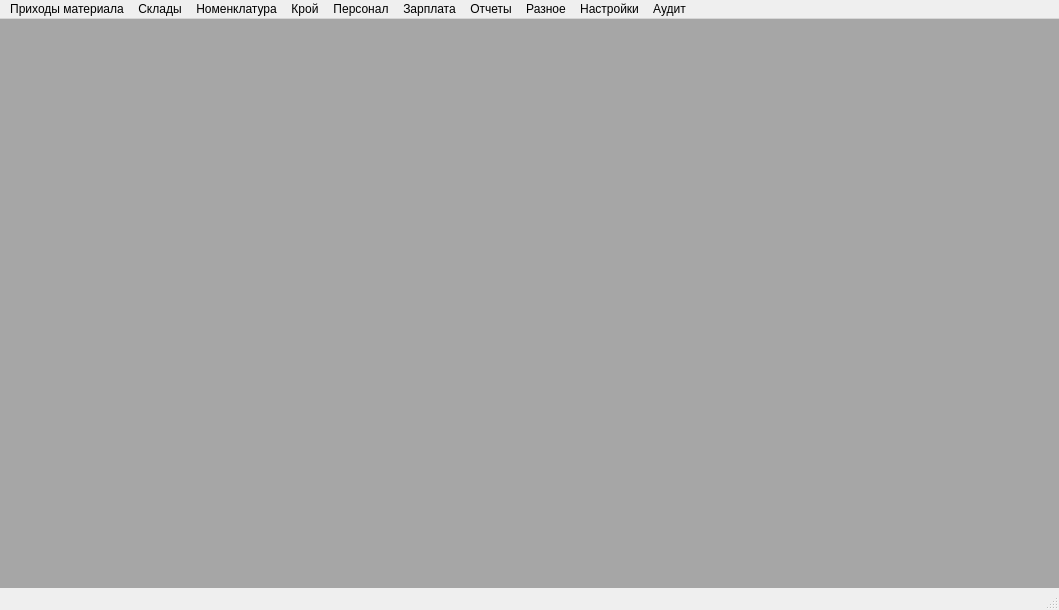
Old version of the form ui/main.ui in the repository Meller008/CRM-Avi.
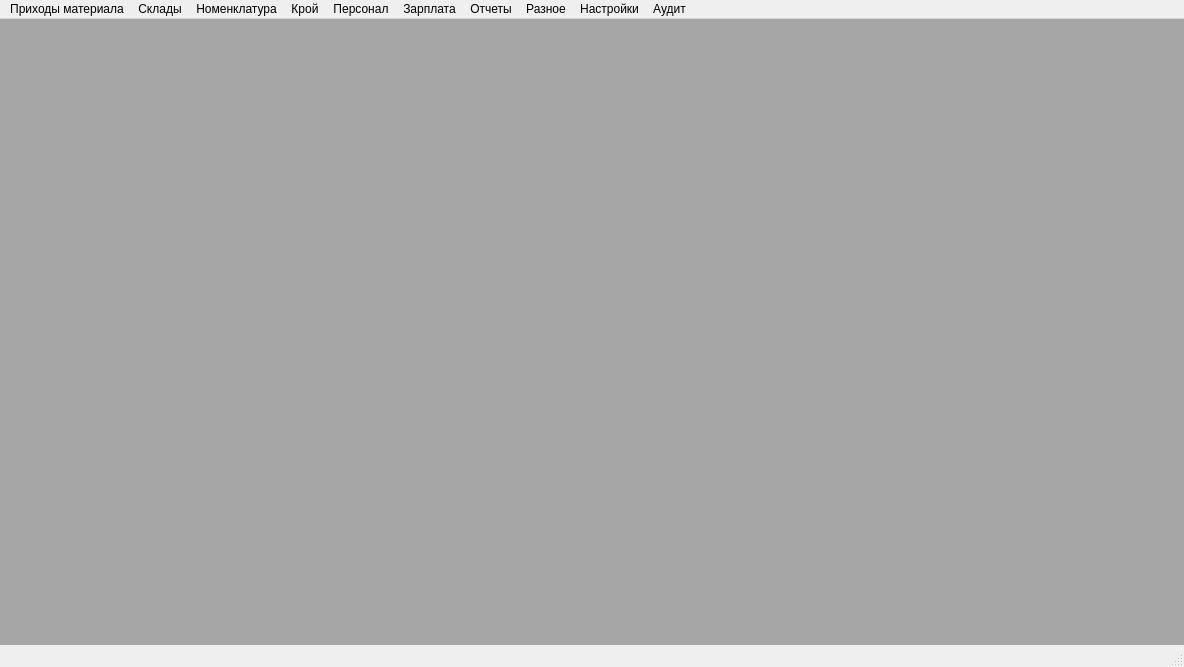
New version of the form. Icons and pictures are not drawn.

```diff
--- a/ui/main.ui
+++ b/ui/main.ui
@@ -6,8 +6,8 @@
    <rect>
     <x>0</x>
     <y>0</y>
-    <width>1059</width>
-    <height>610</height>
+    <width>1184</width>
+    <height>667</height>
    </rect>
   </property>
   <property name="windowTitle">
@@ -69,7 +69,7 @@
     <rect>
      <x>0</x>
      <y>0</y>
-     <width>1059</width>
+     <width>1184</width>
      <height>21</height>
     </rect>
    </property>
```
Left out of the diff: 23 changed lines with no effect on the pictures.
